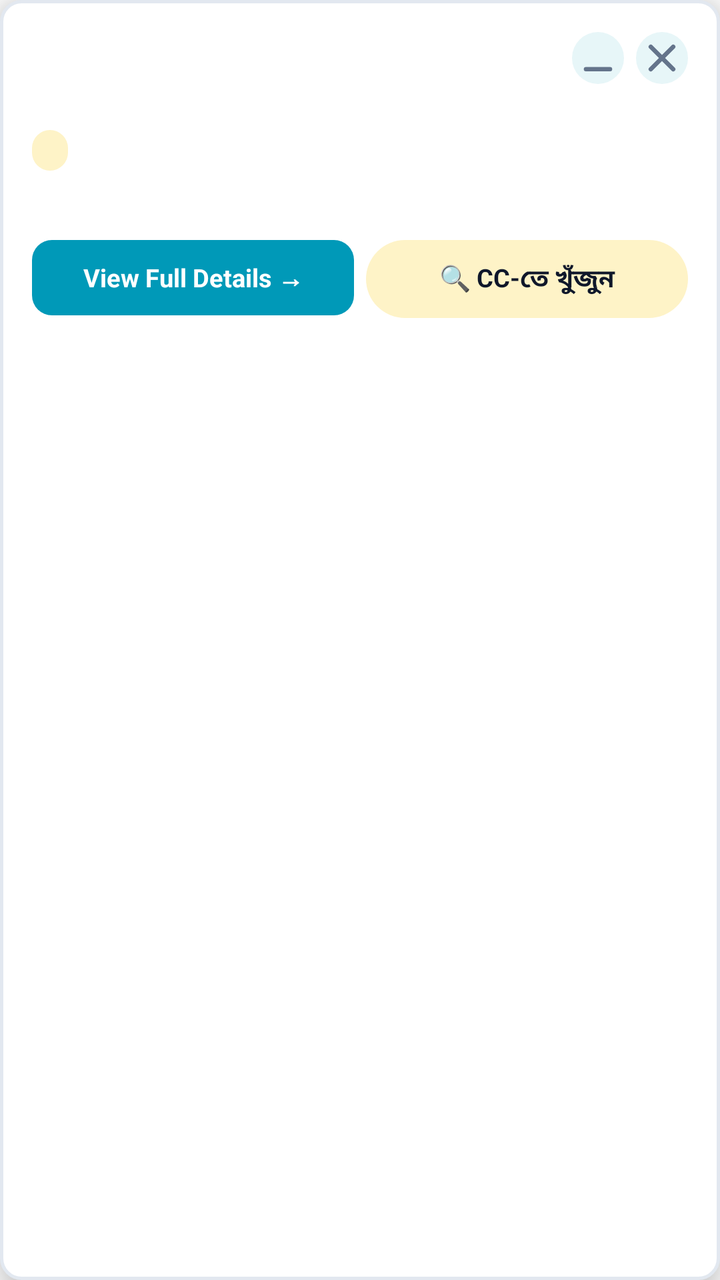
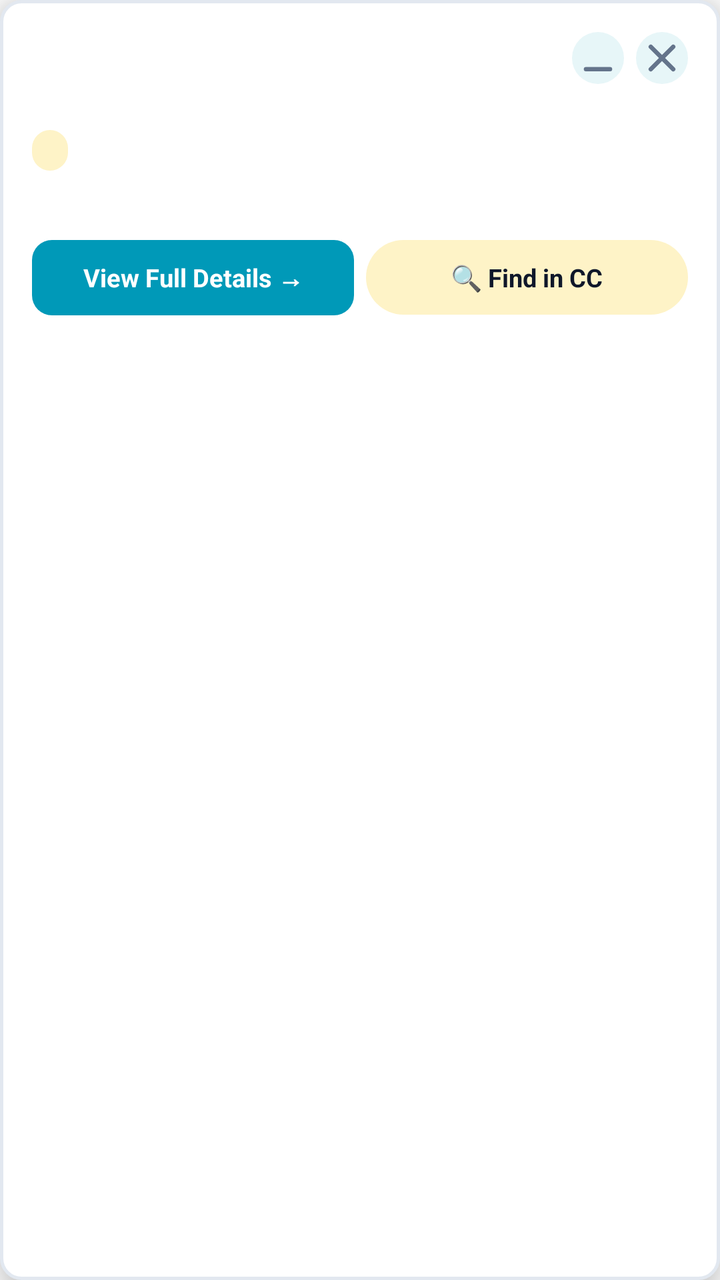

An Android layout rendered at two revisions. The XML below is the earlier revision; the diff shows what the commit changed to produce the second picture.
<!-- AndroidManifest.xml: application theme Theme.DataBridge -->
<!-- res/layout/overlay_incoming_call.xml -->
<?xml version="1.0" encoding="utf-8"?>
<LinearLayout xmlns:android="http://schemas.android.com/apk/res/android"
    android:layout_width="match_parent"
    android:layout_height="wrap_content"
    android:orientation="vertical"
    android:background="@drawable/bg_card_rounded"
    android:padding="16dp"
    android:elevation="12dp">

    
    <LinearLayout
        android:id="@+id/llOverlayMinimized"
        android:layout_width="wrap_content"
        android:layout_height="wrap_content"
        android:orientation="horizontal"
        android:gravity="center_vertical"
        android:visibility="gone">

        <TextView
            android:id="@+id/tvOverlayMinimizedLabel"
            android:layout_width="wrap_content"
            android:layout_height="wrap_content"
            android:textSize="13sp"
            android:textStyle="bold"
            android:textColor="#0F172A"
            android:maxLines="1"
            android:ellipsize="end"
            android:maxWidth="140dp"
            android:text="📞" />

    </LinearLayout>

    
    <LinearLayout
        android:id="@+id/llOverlayExpanded"
        android:layout_width="match_parent"
        android:layout_height="wrap_content"
        android:orientation="vertical">

        <LinearLayout
            android:id="@+id/llOverlayHeader"
            android:layout_width="match_parent"
            android:layout_height="wrap_content"
            android:orientation="horizontal"
            android:gravity="top">

            <LinearLayout
                android:layout_width="0dp"
                android:layout_height="wrap_content"
                android:layout_weight="1"
                android:orientation="vertical">

                <TextView
                    android:id="@+id/tvOverlayName"
                    android:layout_width="match_parent"
                    android:layout_height="wrap_content"
                    android:textSize="17sp"
                    android:textStyle="bold"
                    android:textColor="#0F172A"
                    android:maxLines="1"
                    android:ellipsize="end" />

                <TextView
                    android:id="@+id/tvOverlayPhone"
                    android:layout_width="match_parent"
                    android:layout_height="wrap_content"
                    android:textSize="12sp"
                    android:textColor="#64748B"
                    android:layout_marginTop="1dp" />
            </LinearLayout>

            <ImageButton
                android:id="@+id/btnOverlayMinimize"
                android:layout_width="26dp"
                android:layout_height="26dp"
                android:background="@drawable/bg_icon_button_chip"
                android:src="@drawable/ic_minimize_small"
                android:contentDescription="Minimize"
                android:padding="6dp"
                android:layout_marginEnd="6dp" />

            <ImageButton
                android:id="@+id/btnOverlayClose"
                android:layout_width="26dp"
                android:layout_height="26dp"
                android:background="@drawable/bg_icon_button_chip"
                android:src="@drawable/ic_close_small"
                android:contentDescription="Dismiss"
                android:padding="6dp" />
        </LinearLayout>

        <ScrollView
            android:id="@+id/svOverlayBody"
            android:layout_width="match_parent"
            android:layout_height="wrap_content"
            android:scrollbars="vertical">

            <LinearLayout
                android:id="@+id/llOverlayBody"
                android:layout_width="match_parent"
                android:layout_height="wrap_content"
                android:orientation="vertical">

                <LinearLayout
                    android:layout_width="wrap_content"
                    android:layout_height="wrap_content"
                    android:orientation="horizontal"
                    android:layout_marginTop="9dp">

                    <TextView
                        android:id="@+id/tvOverlayStatus"
                        android:layout_width="wrap_content"
                        android:layout_height="wrap_content"
                        android:textSize="10.5sp"
                        android:textStyle="bold"
                        android:textColor="#B45309"
                        android:background="@drawable/bg_overlay_badge_status"
                        android:paddingHorizontal="9dp"
                        android:paddingVertical="3dp"
                        android:layout_marginEnd="6dp" />

                    <TextView
                        android:id="@+id/tvOverlayCod"
                        android:layout_width="wrap_content"
                        android:layout_height="wrap_content"
                        android:textSize="10.5sp"
                        android:textStyle="bold"
                        android:textColor="#0099B8"
                        android:background="@drawable/badge_bg_channel"
                        android:paddingHorizontal="9dp"
                        android:paddingVertical="3dp"
                        android:visibility="gone" />
                </LinearLayout>

                <TextView
                    android:id="@+id/tvOverlayAddress"
                    android:layout_width="match_parent"
                    android:layout_height="wrap_content"
                    android:textSize="11.5sp"
                    android:textColor="#475569"
                    android:layout_marginTop="8dp"
                    android:maxLines="2"
                    android:ellipsize="end" />

                <TextView
                    android:id="@+id/tvOverlayMore"
                    android:layout_width="match_parent"
                    android:layout_height="wrap_content"
                    android:textSize="11sp"
                    android:textStyle="bold"
                    android:textColor="#0099B8"
                    android:layout_marginTop="6dp"
                    android:visibility="gone" />

                <TextView
                    android:id="@+id/tvOverlayAssignee"
                    android:layout_width="match_parent"
                    android:layout_height="wrap_content"
                    android:textSize="11.5sp"
                    android:textColor="#0F172A"
                    android:layout_marginTop="6dp"
                    android:visibility="gone" />

                <TextView
                    android:id="@+id/tvOverlayLastCc"
                    android:layout_width="match_parent"
                    android:layout_height="wrap_content"
                    android:textSize="11.5sp"
                    android:textColor="#7C3AED"
                    android:background="@drawable/bg_overlay_badge_status"
                    android:padding="8dp"
                    android:layout_marginTop="8dp"
                    android:visibility="gone" />

                <TextView
                    android:id="@+id/btnOverlayHistoryToggle"
                    android:layout_width="match_parent"
                    android:layout_height="wrap_content"
                    android:layout_marginTop="8dp"
                    android:textSize="12sp"
                    android:textStyle="bold"
                    android:textColor="#0F172A"
                    android:gravity="center"
                    android:paddingVertical="8dp"
                    android:visibility="gone" />

                <LinearLayout
                    android:id="@+id/llOverlayHistoryList"
                    android:layout_width="match_parent"
                    android:layout_height="wrap_content"
                    android:layout_marginTop="4dp"
                    android:orientation="vertical"
                    android:visibility="gone" />

                <TextView
                    android:id="@+id/tvOverlayNoMatch"
                    android:layout_width="match_parent"
                    android:layout_height="wrap_content"
                    android:textSize="11.5sp"
                    android:textColor="#64748B"
                    android:layout_marginTop="8dp"
                    android:text="কোনো ম্যাচিং পার্সেল পাওয়া যায়নি"
                    android:visibility="gone" />

                <LinearLayout
                    android:layout_width="match_parent"
                    android:layout_height="wrap_content"
                    android:orientation="horizontal"
                    android:layout_marginTop="11dp">

                    <TextView
                        android:id="@+id/btnOverlayViewDetails"
                        android:layout_width="0dp"
                        android:layout_height="wrap_content"
                        android:layout_weight="1"
                        android:layout_marginEnd="6dp"
                        android:background="@drawable/bg_overlay_cta"
                        android:text="View Full Details \u2192"
                        android:textColor="#FFFFFF"
                        android:textSize="12.5sp"
                        android:textStyle="bold"
                        android:gravity="center"
                        android:paddingVertical="10dp" />

                    <TextView
                        android:id="@+id/btnOverlaySearch"
                        android:layout_width="0dp"
                        android:layout_height="wrap_content"
                        android:layout_weight="1"
                        android:background="@drawable/bg_overlay_badge_status"
                        android:text="🔍 CC-তে খুঁজুন"
                        android:textColor="#0F172A"
                        android:textSize="12.5sp"
                        android:textStyle="bold"
                        android:gravity="center"
                        android:paddingVertical="10dp" />

                </LinearLayout>

                
                <TextView
                    android:id="@+id/btnOverlaySetRemarks"
                    android:layout_width="match_parent"
                    android:layout_height="wrap_content"
                    android:layout_marginTop="11dp"
                    android:background="@drawable/bg_overlay_badge_status"
                    android:text="📝 রিমার্কস সেট করুন"
                    android:textColor="#0F172A"
                    android:textSize="12.5sp"
                    android:textStyle="bold"
                    android:gravity="center"
                    android:paddingVertical="10dp"
                    android:visibility="gone" />

                <LinearLayout
                    android:id="@+id/llOverlayRemarkSection"
                    android:layout_width="match_parent"
                    android:layout_height="wrap_content"
                    android:orientation="vertical"
                    android:visibility="gone">

                    <LinearLayout
                        android:id="@+id/llOverlayRemarkChips"
                        android:layout_width="match_parent"
                        android:layout_height="wrap_content"
                        android:layout_marginTop="8dp"
                        android:orientation="vertical" />

                    <EditText
                        android:id="@+id/etOverlayNote"
                        android:layout_width="match_parent"
                        android:layout_height="wrap_content"
                        android:layout_marginTop="8dp"
                        android:background="@drawable/bg_overlay_badge_status"
                        android:hint="নোট লিখুন (ঐচ্ছিক)"
                        android:textSize="12.5sp"
                        android:minLines="2"
                        android:gravity="top|start"
                        android:padding="9dp"
                        android:inputType="textMultiLine"
                        android:visibility="gone" />

                    <LinearLayout
                        android:layout_width="match_parent"
                        android:layout_height="wrap_content"
                        android:orientation="horizontal"
                        android:layout_marginTop="10dp">

                        <TextView
                            android:id="@+id/btnOverlayRemarkCancel"
                            android:layout_width="0dp"
                            android:layout_height="wrap_content"
                            android:layout_weight="1"
                            android:layout_marginEnd="6dp"
                            android:background="@drawable/bg_overlay_badge_status"
                            android:text="বন্ধ করুন"
                            android:textColor="#0F172A"
                            android:textSize="12.5sp"
                            android:textStyle="bold"
                            android:gravity="center"
                            android:paddingVertical="10dp" />

                        <TextView
                            android:id="@+id/btnOverlayRemarkSave"
                            android:layout_width="0dp"
                            android:layout_height="wrap_content"
                            android:layout_weight="1"
                            android:background="@drawable/bg_overlay_cta"
                            android:text="সেভ করুন"
                            android:textColor="#FFFFFF"
                            android:textSize="12.5sp"
                            android:textStyle="bold"
                            android:gravity="center"
                            android:paddingVertical="10dp" />

                    </LinearLayout>

                </LinearLayout>

                
                <LinearLayout
                    android:id="@+id/llOverlayFanout"
                    android:layout_width="match_parent"
                    android:layout_height="wrap_content"
                    android:orientation="vertical"
                    android:layout_marginTop="8dp"
                    android:visibility="gone">

                    <TextView
                        android:id="@+id/tvOverlayFanoutText"
                        android:layout_width="match_parent"
                        android:layout_height="wrap_content"
                        android:textSize="12sp"
                        android:textColor="#0F172A" />

                    <LinearLayout
                        android:layout_width="match_parent"
                        android:layout_height="wrap_content"
                        android:orientation="horizontal"
                        android:layout_marginTop="8dp">

                        <TextView
                            android:id="@+id/btnOverlayFanoutYes"
                            android:layout_width="0dp"
                            android:layout_height="wrap_content"
                            android:layout_weight="1"
                            android:layout_marginEnd="6dp"
                            android:background="@drawable/bg_overlay_cta"
                            android:text="Yes, সবগুলোতে"
                            android:textColor="#FFFFFF"
                            android:textSize="12sp"
                            android:textStyle="bold"
                            android:gravity="center"
                            android:paddingVertical="9dp" />

                        <TextView
                            android:id="@+id/btnOverlayFanoutNo"
                            android:layout_width="0dp"
                            android:layout_height="wrap_content"
                            android:layout_weight="1"
                            android:background="@drawable/bg_overlay_badge_status"
                            android:text="No, শুধু এটায়"
                            android:textColor="#0F172A"
                            android:textSize="12sp"
                            android:textStyle="bold"
                            android:gravity="center"
                            android:paddingVertical="9dp" />

                    </LinearLayout>

                </LinearLayout>

                <TextView
                    android:id="@+id/tvOverlayAgentMissing"
                    android:layout_width="match_parent"
                    android:layout_height="wrap_content"
                    android:layout_marginTop="8dp"
                    android:text="⚠ এই পার্সেলের এজেন্ট তথ্য পাওয়া যায়নি — Call Center-এ গিয়ে রিমার্ক দিন"
                    android:textSize="11.5sp"
                    android:textColor="#B45309"
                    android:visibility="gone" />

                <TextView
                    android:id="@+id/btnOverlayAgentMissingSearch"
                    android:layout_width="match_parent"
                    android:layout_height="wrap_content"
                    android:layout_marginTop="8dp"
                    android:background="@drawable/bg_overlay_badge_status"
                    android:text="🔍 CC-তে খুঁজুন"
                    android:textColor="#0F172A"
                    android:textSize="12.5sp"
                    android:textStyle="bold"
                    android:gravity="center"
                    android:paddingVertical="10dp"
                    android:visibility="gone" />

                <TextView
                    android:id="@+id/tvOverlayConfirmation"
                    android:layout_width="match_parent"
                    android:layout_height="wrap_content"
                    android:layout_marginTop="10dp"
                    android:text="✓ রিমার্কস সেভ হয়েছে"
                    android:textSize="13sp"
                    android:textStyle="bold"
                    android:textColor="#15803D"
                    android:gravity="center"
                    android:visibility="gone" />

            </LinearLayout>

        </ScrollView>

    </LinearLayout>

</LinearLayout>
<!-- resources referenced by this layout -->
<resources>
  <!-- drawable badge_bg_channel (drawable) -->
  <?xml version="1.0" encoding="utf-8"?>
  <shape xmlns:android="http://schemas.android.com/apk/res/android"
      android:shape="rectangle">
      <solid android:color="#E7F6F8" />
      <stroke android:width="1dp" android:color="#0099b8" />
      <corners android:radius="8dp" />
  </shape>
  <!-- drawable bg_card_rounded (drawable) -->
  <?xml version="1.0" encoding="utf-8"?>
  <shape xmlns:android="http://schemas.android.com/apk/res/android"
      android:shape="rectangle">
      <solid android:color="@color/theme_bg_card" />
      <stroke android:width="1.5dp" android:color="@color/theme_border" />
      <corners android:radius="10dp" />
  </shape>
  <!-- drawable bg_icon_button_chip (drawable) -->
  <?xml version="1.0" encoding="utf-8"?>
  <shape xmlns:android="http://schemas.android.com/apk/res/android"
      android:shape="oval">
      <solid android:color="#E7F6F8" />
  </shape>
  <!-- drawable bg_overlay_badge_status (drawable) -->
  <?xml version="1.0" encoding="utf-8"?>
  <shape xmlns:android="http://schemas.android.com/apk/res/android"
      android:shape="rectangle">
      <solid android:color="#FEF3C7" />
      <corners android:radius="20dp" />
  </shape>
  <!-- drawable bg_overlay_cta (drawable) -->
  <?xml version="1.0" encoding="utf-8"?>
  <shape xmlns:android="http://schemas.android.com/apk/res/android"
      android:shape="rectangle">
      <solid android:color="#0099B8" />
      <corners android:radius="10dp" />
  </shape>
  <!-- drawable ic_close_small (drawable) -->
  <?xml version="1.0" encoding="utf-8"?>
  <vector xmlns:android="http://schemas.android.com/apk/res/android"
      android:width="24dp"
      android:height="24dp"
      android:viewportWidth="24"
      android:viewportHeight="24">
      <path
          android:pathData="M6.4,6.4l11.2,11.2M17.6,6.4L6.4,17.6"
          android:strokeColor="#64748B"
          android:strokeWidth="2.2"
          android:strokeLineCap="round" />
  </vector>
  <!-- drawable ic_minimize_small (drawable) -->
  <?xml version="1.0" encoding="utf-8"?>
  <vector xmlns:android="http://schemas.android.com/apk/res/android"
      android:width="24dp"
      android:height="24dp"
      android:viewportWidth="24"
      android:viewportHeight="24">
      <path
          android:pathData="M6,17.6L18,17.6"
          android:strokeColor="#64748B"
          android:strokeWidth="2.2"
          android:strokeLineCap="round" />
  </vector>
  <style name="Theme.DataBridge" parent="Theme.MaterialComponents.DayNight.NoActionBar">
      <item name="colorPrimary">#00d4ff</item>
      <item name="colorPrimaryVariant">#16213e</item>
      <item name="colorOnPrimary">#ffffff</item>
      <item name="colorSecondary">#00d4ff</item>
      <item name="android:statusBarColor">#1a1a2e</item>
  </style>
  <color name="theme_bg_card">#ffffff</color>
  <color name="theme_border">#e2e8f0</color>
</resources>

<!-- the commit's change to res/layout/overlay_incoming_call.xml (unified diff, before → after) -->
@@ -199,7 +199,7 @@
                     android:textSize="11.5sp"
                     android:textColor="#64748B"
                     android:layout_marginTop="8dp"
-                    android:text="কোনো ম্যাচিং পার্সেল পাওয়া যায়নি"
+                    android:text="No matching parcel found"
                     android:visibility="gone" />
 
                 <LinearLayout
@@ -228,7 +228,7 @@
                         android:layout_height="wrap_content"
                         android:layout_weight="1"
                         android:background="@drawable/bg_overlay_badge_status"
-                        android:text="🔍 CC-তে খুঁজুন"
+                        android:text="🔍 Find in CC"
                         android:textColor="#0F172A"
                         android:textSize="12.5sp"
                         android:textStyle="bold"
@@ -244,7 +244,7 @@
                     android:layout_height="wrap_content"
                     android:layout_marginTop="11dp"
                     android:background="@drawable/bg_overlay_badge_status"
-                    android:text="📝 রিমার্কস সেট করুন"
+                    android:text="📝 Set remark"
                     android:textColor="#0F172A"
                     android:textSize="12.5sp"
                     android:textStyle="bold"
@@ -293,7 +293,7 @@
                             android:layout_weight="1"
                             android:layout_marginEnd="6dp"
                             android:background="@drawable/bg_overlay_badge_status"
-                            android:text="বন্ধ করুন"
+                            android:text="Close"
                             android:textColor="#0F172A"
                             android:textSize="12.5sp"
                             android:textStyle="bold"
@@ -306,7 +306,7 @@
                             android:layout_height="wrap_content"
                             android:layout_weight="1"
                             android:background="@drawable/bg_overlay_cta"
-                            android:text="সেভ করুন"
+                            android:text="Save"
                             android:textColor="#FFFFFF"
                             android:textSize="12.5sp"
                             android:textStyle="bold"
@@ -346,7 +346,7 @@
                             android:layout_weight="1"
                             android:layout_marginEnd="6dp"
                             android:background="@drawable/bg_overlay_cta"
-                            android:text="Yes, সবগুলোতে"
+                            android:text="Yes, all"
                             android:textColor="#FFFFFF"
                             android:textSize="12sp"
                             android:textStyle="bold"
@@ -359,7 +359,7 @@
                             android:layout_height="wrap_content"
                             android:layout_weight="1"
                             android:background="@drawable/bg_overlay_badge_status"
-                            android:text="No, শুধু এটায়"
+                            android:text="No, only this one"
                             android:textColor="#0F172A"
                             android:textSize="12sp"
                             android:textStyle="bold"
@@ -375,7 +375,7 @@
                     android:layout_width="match_parent"
                     android:layout_height="wrap_content"
                     android:layout_marginTop="8dp"
-                    android:text="⚠ এই পার্সেলের এজেন্ট তথ্য পাওয়া যায়নি — Call Center-এ গিয়ে রিমার্ক দিন"
+                    android:text="⚠ Agent info not found for this parcel — add a remark from Call Center"
                     android:textSize="11.5sp"
                     android:textColor="#B45309"
                     android:visibility="gone" />
@@ -386,7 +386,7 @@
                     android:layout_height="wrap_content"
                     android:layout_marginTop="8dp"
                     android:background="@drawable/bg_overlay_badge_status"
-                    android:text="🔍 CC-তে খুঁজুন"
+                    android:text="🔍 Find in CC"
                     android:textColor="#0F172A"
                     android:textSize="12.5sp"
                     android:textStyle="bold"
@@ -399,7 +399,7 @@
                     android:layout_width="match_parent"
                     android:layout_height="wrap_content"
                     android:layout_marginTop="10dp"
-                    android:text="✓ রিমার্কস সেভ হয়েছে"
+                    android:text="✓ Remark saved"
                     android:textSize="13sp"
                     android:textStyle="bold"
                     android:textColor="#15803D"
